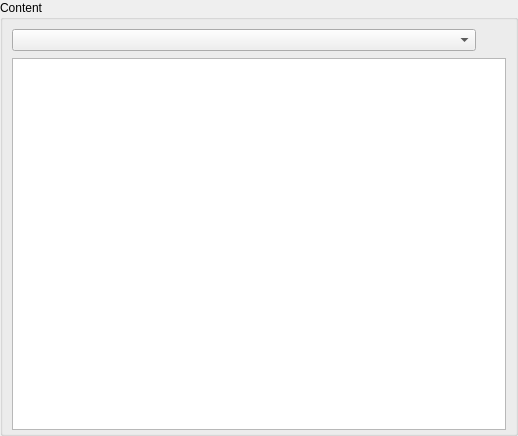
This is files/ui/contentselector.ui in nikamigaming-create/nikami-openmw-lab as Qt 5 draws it before an edit. The edited form follows.
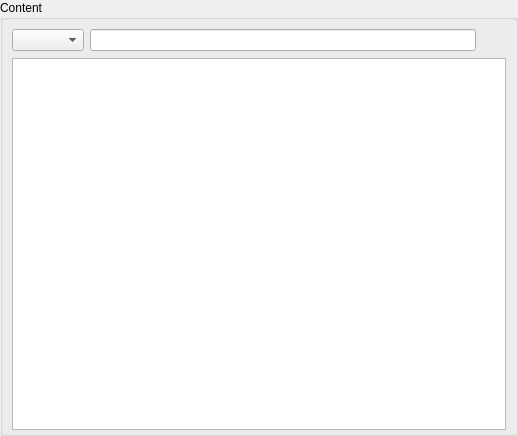
This is the edited form. Custom widgets are drawn as their Qt base class.

Commit message: Add a search function to the "Datafiles" tab of the OpenMW launcher

The edit to the form file:
```diff
--- a/files/ui/contentselector.ui
+++ b/files/ui/contentselector.ui
@@ -66,6 +66,9 @@
            </property>
           </widget>
          </item>
+         <item>
+          <widget class="QLineEdit" name="searchFilter"/>
+         </item>
          <item>
           <widget class="QToolButton" name="refreshButton">
            <property name="enabled">
```
The commit also changes 3 other files.
